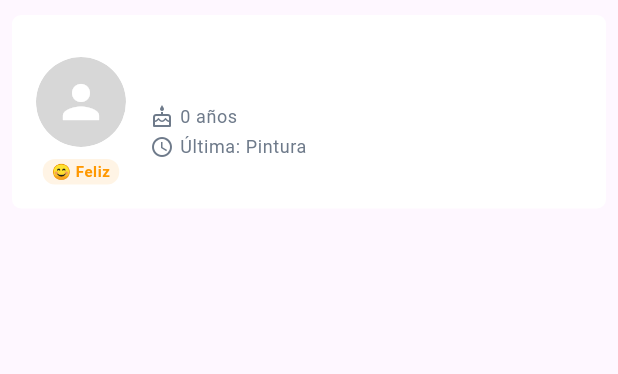
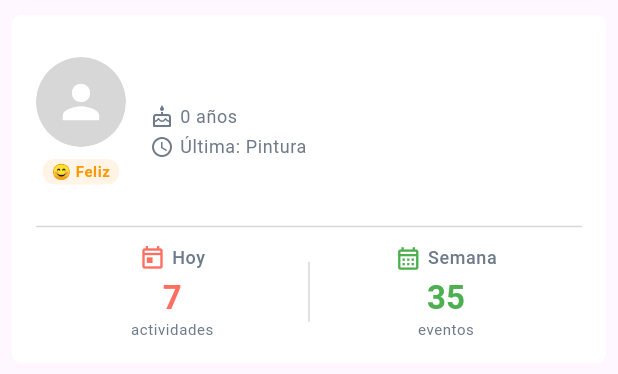
Before and after one commit to fjzamora93/prueba_tecnica_flutter, a Flutter app: the ChildSummaryCard widget shown alone on an empty page, opened directly with empty values, on a phone screen of 412 x 824 dp. Shown: the top 374 px of the screen. Run offline on Flutter 3.47's test engine with Material 3 defaults, Android fonts, the phone set to English and light mode, and no system bars; our stand-ins replace dio, flutter_riverpod, flutter_secure_storage, go_router, google_fonts, retrofit and 1 more; accounts and stored records are empty; generated files the repository leaves out were written again; network calls fail.

Commit message:
fixed summary card

```diff
--- a/lib/kidsandclouds/presentation/widgets/child_summary_card.dart
+++ b/lib/kidsandclouds/presentation/widgets/child_summary_card.dart
@@ -3,7 +3,6 @@ import 'dart:math';
 
 import 'package:flutter/material.dart';
 import 'package:pruebakidsandclouds/core/theme/app_colors.dart';
-import 'package:pruebakidsandclouds/core/helper/responsive_helper.dart';
 import 'package:pruebakidsandclouds/core/widgets/default_card.dart';
 import 'package:pruebakidsandclouds/kidsandclouds/data/models/child.dart';
 import 'package:pruebakidsandclouds/kidsandclouds/presentation/widgets/child_name.dart';
@@ -28,19 +27,17 @@ class ChildSummaryCard extends StatelessWidget {
     final int weeklyEvents = Random().nextInt(25) + 15;
     final String lastActivity = _getRandomActivity();
     final String mood = _getRandomMood();
-    final isDesktop = ResponsiveHelper.isDesktop(context);
 
     return Padding(
-      padding: EdgeInsets.symmetric(
-        vertical: ResponsiveHelper.responsiveValue(context, mobile: 10.0, desktop: 12.0),
-        horizontal: ResponsiveHelper.responsiveValue(context, mobile: 8.0, desktop: 12.0),
-      ),
+      padding: const EdgeInsets.symmetric(vertical: 10, horizontal: 8),
       child: DefaultCard(
         onTap: onTap,
         child: Column(
           crossAxisAlignment: CrossAxisAlignment.start,
           children: [
-            SizedBox(height: ResponsiveHelper.responsiveValue(context, mobile: 12.0, desktop: 16.0)),
+
+
+            const SizedBox(height: 12),
 
             // Información principal del niño
             Row(
@@ -51,16 +48,13 @@ class ChildSummaryCard extends StatelessWidget {
                   children: [
                     ImageThumbnail(
                       imageUrl: child.picture.thumbnail,
-                      size: ResponsiveHelper.responsiveValue(context, mobile: 60.0, desktop: 80.0),
+                      size: 60,
                       isCircular: true,
                     ),
-                    SizedBox(height: ResponsiveHelper.responsiveValue(context, mobile: 8.0, desktop: 10.0)),
+                    const SizedBox(height: 8),
                     // Estado de ánimo
                     Container(
-                      padding: EdgeInsets.symmetric(
-                        horizontal: ResponsiveHelper.responsiveValue(context, mobile: 6.0, desktop: 8.0),
-                        vertical: ResponsiveHelper.responsiveValue(context, mobile: 2.0, desktop: 4.0),
-                      ),
+                      padding: const EdgeInsets.symmetric(horizontal: 6, vertical: 2),
                       decoration: BoxDecoration(
                         color: _getMoodColor(mood).withOpacity(0.1),
                         borderRadius: BorderRadius.circular(8),
@@ -69,34 +63,18 @@ class ChildSummaryCard extends StatelessWidget {
                         mood,
                         style: Theme.of(context).textTheme.bodySmall?.copyWith(
                           color: _getMoodColor(mood),
-                          fontSize: ResponsiveHelper.responsiveValue(context, mobile: 10.0, desktop: 11.0),
+                          fontSize: 10,
                           fontWeight: FontWeight.w600,
                         ),
                       ),
                     ),
                   ],
                 ),
-                SizedBox(width: ResponsiveHelper.responsiveValue(context, mobile: 16.0, desktop: 20.0)),
+                const SizedBox(width: 16),
 
                 // Información del niño
                 Expanded(
-                  child: _buildChildInfo(context, isDesktop, todayActivities, weeklyEvents, lastActivity),
-                ),
-              ],
-            ),
-
-            if (summarize) ...[
-              SizedBox(height: ResponsiveHelper.responsiveValue(context, mobile: 16.0, desktop: 20.0)),
-              _buildSummarySection(context, isDesktop, todayActivities, weeklyEvents, lastActivity),
-            ],
-          ],
-        ),
-      ),
-    );
-  }
-
-  Widget _buildChildInfo(BuildContext context, bool isDesktop, int todayActivities, int weeklyEvents, String lastActivity) {
-    return Column(
+                  child: Column(
                     crossAxisAlignment: CrossAxisAlignment.start,
                     children: [
                       // Nombre del niño
@@ -106,44 +84,42 @@ class ChildSummaryCard extends StatelessWidget {
                         title: "",
                       ),
 
-        SizedBox(height: ResponsiveHelper.responsiveValue(context, mobile: 8.0, desktop: 10.0)),
+                      const SizedBox(height: 8),
 
                       // Edad
                       Row(
                         children: [
                           Icon(
                             Icons.cake_outlined,
-              size: ResponsiveHelper.responsiveValue(context, mobile: 16.0, desktop: 18.0),
+                            size: 16,
                             color: AppColors.textSecondary,
                           ),
-            SizedBox(width: ResponsiveHelper.responsiveValue(context, mobile: 4.0, desktop: 6.0)),
+                          const SizedBox(width: 4),
                           Text(
                             '${child.age} años',
                             style: Theme.of(context).textTheme.bodySmall?.copyWith(
                               color: AppColors.textSecondary,
-                fontSize: ResponsiveHelper.responsiveValue(context, mobile: 12.0, desktop: 14.0),
                             ),
                           ),
                         ],
                       ),
 
-        SizedBox(height: ResponsiveHelper.responsiveValue(context, mobile: 4.0, desktop: 6.0)),
+                      const SizedBox(height: 4),
 
                       // Última actividad
                       Row(
                         children: [
                           Icon(
                             Icons.access_time,
-              size: ResponsiveHelper.responsiveValue(context, mobile: 16.0, desktop: 18.0),
+                            size: 16,
                             color: AppColors.textSecondary,
                           ),
-            SizedBox(width: ResponsiveHelper.responsiveValue(context, mobile: 4.0, desktop: 6.0)),
+                          const SizedBox(width: 4),
                           Expanded(
                             child: Text(
                               'Última: $lastActivity',
                               style: Theme.of(context).textTheme.bodySmall?.copyWith(
                                 color: AppColors.textSecondary,
-                  fontSize: ResponsiveHelper.responsiveValue(context, mobile: 12.0, desktop: 14.0),
                               ),
                               overflow: TextOverflow.ellipsis,
                             ),
```
Lines whose indentation alone changed are shown as unchanged.
